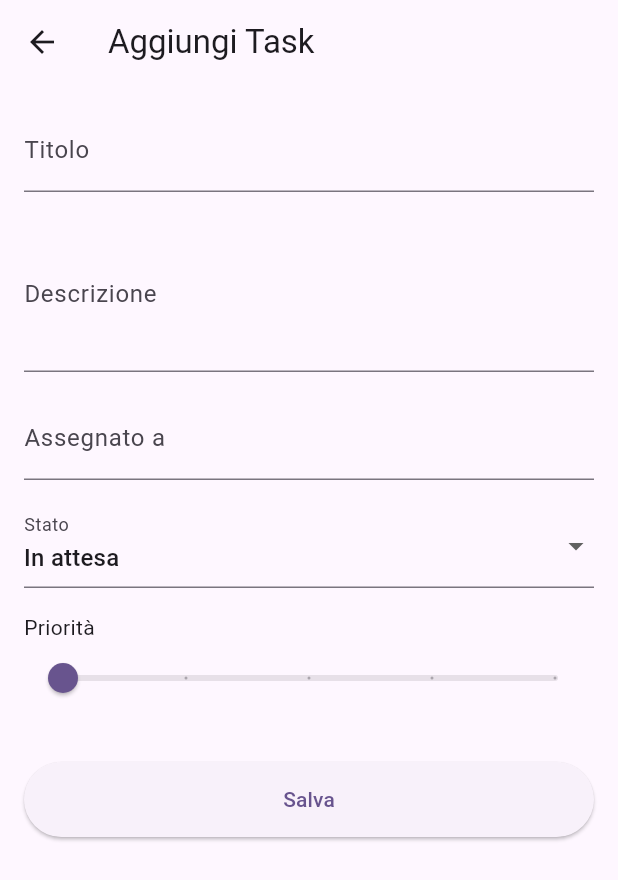
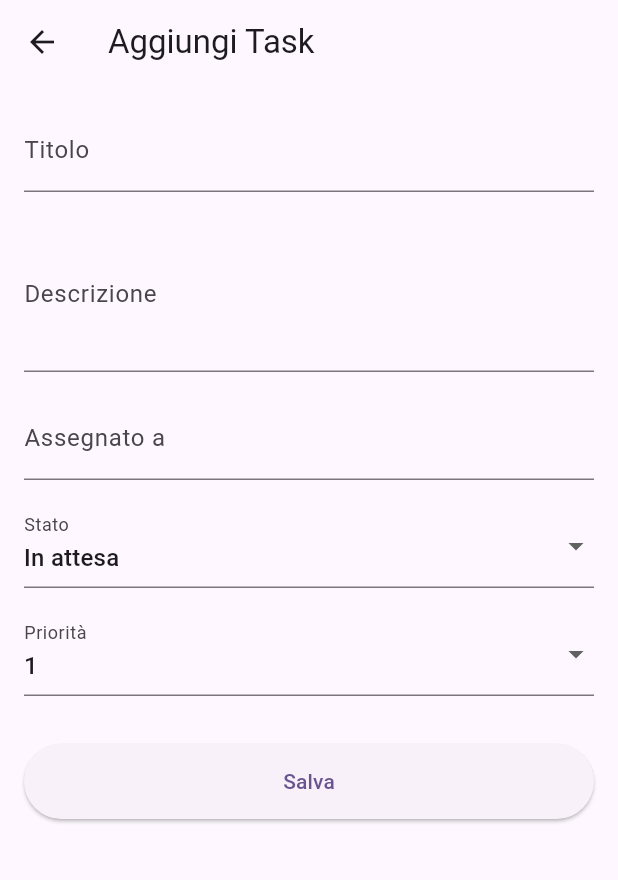
Before and after one commit to petmax1973/flutter_project, a Flutter app: the screen it shows after launch, after a tap on the "add" icon, on a phone screen of 412 x 824 dp. Shown: the top 880 px of the screen. Run offline on Flutter 3.47's test engine with Material 3 defaults, Android fonts, the light colour scheme and no system bars; network calls fail.

Commit message:
modificato input priorità

```diff
--- a/flutter_basics/task_manager_backend_frontend/task_manager_frontend/lib/screens/task_form_screen.dart
+++ b/flutter_basics/task_manager_backend_frontend/task_manager_frontend/lib/screens/task_form_screen.dart
@@ -140,15 +140,16 @@ class _TaskFormScreenState extends State<TaskFormScreen> {
                       onChanged: (value) => setState(() => _status = value!),
                     ),
                     const SizedBox(height: 16),
-                    Text(l10n.priority),
-                    Slider(
-                      value: _priority.toDouble(),
-                      min: 1,
-                      max: 5,
-                      divisions: 4,
-                      label: _priority.toString(),
-                      onChanged: (value) =>
-                          setState(() => _priority = value.round()),
+                    DropdownButtonFormField<int>(
+                      value: _priority,
+                      decoration: InputDecoration(labelText: l10n.priority),
+                      items: [1, 2, 3, 4, 5].map((int value) {
+                        return DropdownMenuItem<int>(
+                          value: value,
+                          child: Text(value.toString()),
+                        );
+                      }).toList(),
+                      onChanged: (value) => setState(() => _priority = value!),
                     ),
                     const SizedBox(height: 32),
                     SizedBox(
--- a/flutter_basics/task_manager_backend_frontend/task_manager_frontend/lib/screens/task_list_screen.dart
+++ b/flutter_basics/task_manager_backend_frontend/task_manager_frontend/lib/screens/task_list_screen.dart
@@ -101,19 +101,18 @@ class _TaskListScreenState extends State<TaskListScreen> {
               },
             ),
           ),
-          SingleChildScrollView(
-            scrollDirection: Axis.horizontal,
-            child: Row(
+          Padding(
+            padding: const EdgeInsets.symmetric(horizontal: 8.0),
+            child: Wrap(
+              spacing: 8.0,
+              runSpacing: 4.0,
               children: [
-                Padding(
-                  padding: const EdgeInsets.symmetric(horizontal: 4.0),
-                  child: ActionChip(
+                ActionChip(
                   label: Text(l10n.clearAll),
                   onPressed: () => Provider.of<TaskProvider>(
                     context,
                     listen: false,
                   ).clearFilters(),
-                  ),
                 ),
                 _FilterChip(label: l10n.statusPending, status: 'pending'),
                 _FilterChip(
@@ -209,15 +208,12 @@ class _FilterChip extends StatelessWidget {
     final provider = Provider.of<TaskProvider>(context);
     final isSelected = provider.selectedStatuses.contains(status);
 
-    return Padding(
-      padding: const EdgeInsets.symmetric(horizontal: 4.0),
-      child: FilterChip(
+    return FilterChip(
       label: Text(label),
       selected: isSelected,
       onSelected: (selected) {
         provider.toggleStatusFilter(status);
       },
-      ),
     );
   }
 }
--- a/flutter_basics/task_manager_backend_frontend/task_manager_frontend/lib/services/api_service.dart
+++ b/flutter_basics/task_manager_backend_frontend/task_manager_frontend/lib/services/api_service.dart
@@ -1,12 +1,17 @@
 import 'dart:convert';
 import 'package:http/http.dart' as http;
+import 'package:flutter/foundation.dart';
+import 'dart:io' show Platform;
 import '../models/task.dart';
 
 class ApiService {
-  // Use 10.0.2.2 for Android Emulator to access localhost of the machine
-  // Use localhost for Web and macOS
-  // For simplicity, we can use a configurable base URL
-  static const String baseUrl = 'http://127.0.0.1:8000';
+  static String get baseUrl {
+    if (kIsWeb) return 'http://localhost:8000';
+    try {
+      if (Platform.isAndroid) return 'http://10.0.2.2:8000';
+    } catch (_) {}
+    return 'http://127.0.0.1:8000';
+  }
 
   Future<List<Task>> getTasks({List<String>? statuses, String? query}) async {
     final Map<String, String> queryParams = {};
```
Also changed, not shown: 1 other file. Lines whose indentation alone changed are shown as unchanged.
